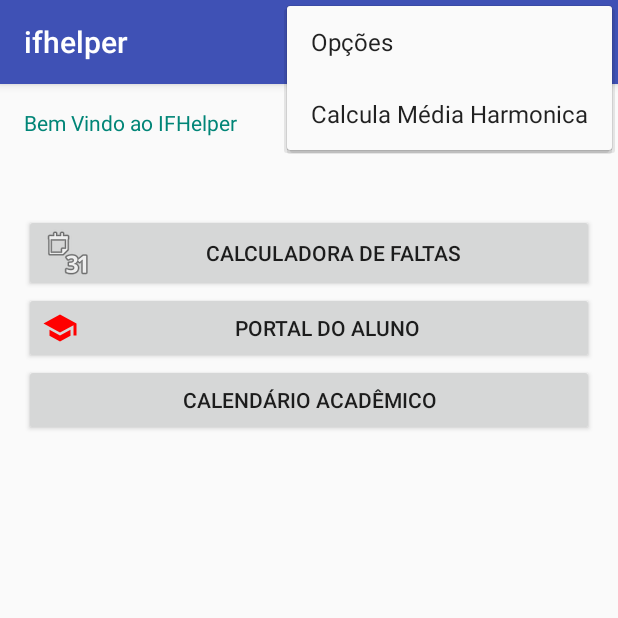
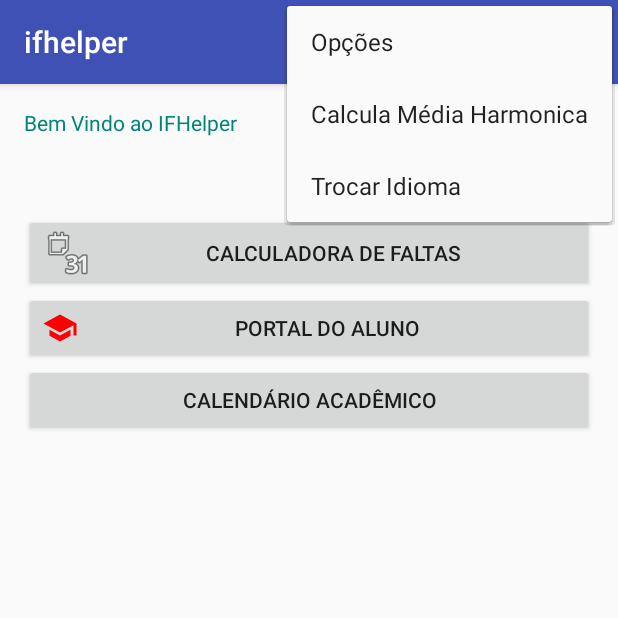
Before and after one commit to rafael-couto-e/ifhelper, an Android app: the screen it shows after launch (MainActivity), with the options menu open, on a phone screen of 412 x 824 dp, the top half of it. Run offline under Robolectric (Android 15) with nearby library versions, the light colour scheme and no system bars.

Commit message:
[FEAT] Adicionado listview

```diff
--- a/app/src/main/AndroidManifest.xml
+++ b/app/src/main/AndroidManifest.xml
@@ -25,9 +25,9 @@
                 <category android:name="android.intent.category.LAUNCHER" />
             </intent-filter>
         </activity>
-        <activity android:name=".CalculaFaltasActivity" />
+        <activity android:name=".geral.CalculaFaltasActivity" />
         <activity
-            android:name=".LoginActivity"
+            android:name=".geral.LoginActivity"
             android:label="@string/title_activity_login"
             android:parentActivityName=".MainActivity"
             android:theme="@style/AppTheme.NoActionBar">
@@ -44,7 +44,7 @@
                 android:value="ifrs.canoas.ifhelper.MainActivity" />
         </activity>
         <activity
-            android:name=".ListarCursoActivity"
+            android:name=".portal.ListarCursoActivity"
             android:label="@string/title_activity_listar_curso"
             android:parentActivityName=".MainActivity"
             android:theme="@style/AppTheme.NoActionBar">
--- /dev/null
+++ b/app/src/main/java/ifrs/canoas/ifhelper/DefaultActivity.java
@@ -0,0 +1,34 @@
+package ifrs.canoas.ifhelper;
+
+import android.support.v7.app.AppCompatActivity;
+import android.support.v7.widget.Toolbar;
+import android.view.Menu;
+import android.view.MenuItem;
+
+public abstract class DefaultActivity extends AppCompatActivity {
+
+    public void setToolbar() {
+        Toolbar toolbar = (Toolbar) findViewById(R.id.toolbar);
+        setSupportActionBar(toolbar);
+    }
+
+    @Override
+    public boolean onCreateOptionsMenu(Menu menu) {
+        // Inflate the menu; this adds items to the action bar if it is present.
+        getMenuInflater().inflate(R.menu.menu_main, menu);
+        return true;
+    }
+
+    @Override
+    public boolean onOptionsItemSelected(MenuItem item) {
+        //TODO Estudar esse método e implementar a troca de idioma aqui conforme botão superior aqui.
+        int id = item.getItemId();
+
+        //noinspection SimplifiableIfStatement
+        if (id == R.id.action_settings) {
+            return true;
+        }
+
+        return super.onOptionsItemSelected(item);
+    }
+}
--- a/app/src/main/java/ifrs/canoas/ifhelper/MainActivity.java
+++ b/app/src/main/java/ifrs/canoas/ifhelper/MainActivity.java
@@ -4,27 +4,25 @@ import android.content.Context;
 import android.content.Intent;
 import android.net.Uri;
 import android.os.Bundle;
-import android.support.v7.app.AppCompatActivity;
-import android.support.v7.widget.Toolbar;
-import android.view.Menu;
-import android.view.MenuItem;
 import android.view.View;
 
+import ifrs.canoas.ifhelper.geral.CalculaFaltasActivity;
+import ifrs.canoas.ifhelper.geral.LoginActivity;
+
 //Selecione a aba de todo e resolva todos eles inclusive esse
-//TODO transformar essa tela no idioma Inglês e Português
-//TODO adicionar um icone para cada Botão.
-//TODO adicionar métodos para todas as funções da atividade principal
-//TODO Adicionar remoto e submeter a atividade.(ver tutorial da aula).
+//TODO transformar essa tela no idioma Inglês e Português (caso não tenha feito) 0,5
+//TODO adicionar um icone para cada Botão. (caso não tenha feito) 0,5
+//TODO adicionar métodos para todas as funções da atividade principal (caso não tenha feito) 0,5
+//TODO Submeter a atividade como um novo branch ou um novo projeto. Informar corretamente o link
 
 //Basic activity com floatButton removido
-public class MainActivity extends AppCompatActivity {
+public class MainActivity extends DefaultActivity {
 
     @Override
     protected void onCreate(Bundle savedInstanceState) {
         super.onCreate(savedInstanceState);
         setContentView(R.layout.activity_main);
-        Toolbar toolbar = (Toolbar) findViewById(R.id.toolbar);
-        setSupportActionBar(toolbar);
+        setToolbar();//Método que inicia a toolbar
     }
 
     /**
@@ -41,34 +39,18 @@ public class MainActivity extends AppCompatActivity {
     }
 
     public void calendarioAcademico(View v){
-        Intent objIntent = new Intent(Intent.ACTION_VIEW, Uri.parse("http://google.com") );
+        Intent objIntent = new Intent(Intent.ACTION_VIEW, Uri.parse("http://www.canoas.ifrs.edu.br/site/midias/arquivos/2017625103324485calendario_academico_2017.pdf"));
         startActivity(objIntent);
     }
 
     //TODO add Botão calculadora de notas.
 
-    @Override
-    public boolean onCreateOptionsMenu(Menu menu) {
-        // Inflate the menu; this adds items to the action bar if it is present.
-        getMenuInflater().inflate(R.menu.menu_main, menu);
-        return true;
-    }
 
-    @Override
-    public boolean onOptionsItemSelected(MenuItem item) {
-        // Handle action bar item clicks here. The action bar will
-        // automatically handle clicks on the Home/Up button, so long
-        // as you specify a parent activity in AndroidManifest.xml.
-        int id = item.getItemId();
-
-        //noinspection SimplifiableIfStatement
-        if (id == R.id.action_settings) {
-            return true;
-        }
-
-        return super.onOptionsItemSelected(item);
-    }
-
+    /**
+     * Chamada para atividade que realiza o login no MOODLE.
+     *
+     * @param v
+     */
     public void loginMoodle(View v){
         startActivity(new Intent(this, LoginActivity.class));
     }
--- a/app/src/main/java/ifrs/canoas/ifhelper/CalculaFaltasActivity.java
+++ b/app/src/main/java/ifrs/canoas/ifhelper/geral/CalculaFaltasActivity.java
@@ -1,12 +1,13 @@
-package ifrs.canoas.ifhelper;
+package ifrs.canoas.ifhelper.geral;
 
+import android.os.Bundle;
 import android.support.v7.app.AppCompatActivity;
-import android.os.Bundle;
 import android.util.Log;
 import android.view.View;
 import android.widget.EditText;
 import android.widget.TextView;
 
+import ifrs.canoas.ifhelper.R;
 import ifrs.canoas.model.FaltaCalculator;
 
 public class CalculaFaltasActivity extends AppCompatActivity {
@@ -15,6 +16,7 @@ public class CalculaFaltasActivity extends AppCompatActivity {
     protected void onCreate(Bundle savedInstanceState) {
         super.onCreate(savedInstanceState);
         setContentView(R.layout.activity_calcula_faltas);
+
     }
 
     public void calcula(View v) {
--- a/app/src/main/java/ifrs/canoas/ifhelper/LoginActivity.java
+++ b/app/src/main/java/ifrs/canoas/ifhelper/geral/LoginActivity.java
@@ -1,4 +1,4 @@
-package ifrs.canoas.ifhelper;
+package ifrs.canoas.ifhelper.geral;
 
 import android.content.Intent;
 import android.os.AsyncTask;
@@ -16,6 +16,8 @@ import java.io.IOException;
 import java.io.UnsupportedEncodingException;
 import java.net.URLEncoder;
 
+import ifrs.canoas.ifhelper.R;
+import ifrs.canoas.ifhelper.portal.ListarCursoActivity;
 import ifrs.canoas.lib.WebServiceUtil;
 import ifrs.canoas.model.portal.LoginRetorno;
 
--- /dev/null
+++ b/app/src/main/res/drawable/ic_language_24dp.xml
@@ -0,0 +1,9 @@
+<vector xmlns:android="http://schemas.android.com/apk/res/android"
+    android:width="24dp"
+    android:height="24dp"
+    android:viewportHeight="24.0"
+    android:viewportWidth="24.0">
+    <path
+        android:fillColor="#ffffff"
+        android:pathData="M11.99,2C6.47,2 2,6.48 2,12s4.47,10 9.99,10C17.52,22 22,17.52 22,12S17.52,2 11.99,2zM18.92,8h-2.95c-0.32,-1.25 -0.78,-2.45 -1.38,-3.56 1.84,0.63 3.37,1.91 4.33,3.56zM12,4.04c0.83,1.2 1.48,2.53 1.91,3.96h-3.82c0.43,-1.43 1.08,-2.76 1.91,-3.96zM4.26,14C4.1,13.36 4,12.69 4,12s0.1,-1.36 0.26,-2h3.38c-0.08,0.66 -0.14,1.32 -0.14,2 0,0.68 0.06,1.34 0.14,2L4.26,14zM5.08,16h2.95c0.32,1.25 0.78,2.45 1.38,3.56 -1.84,-0.63 -3.37,-1.9 -4.33,-3.56zM8.03,8L5.08,8c0.96,-1.66 2.49,-2.93 4.33,-3.56C8.81,5.55 8.35,6.75 8.03,8zM12,19.96c-0.83,-1.2 -1.48,-2.53 -1.91,-3.96h3.82c-0.43,1.43 -1.08,2.76 -1.91,3.96zM14.34,14L9.66,14c-0.09,-0.66 -0.16,-1.32 -0.16,-2 0,-0.68 0.07,-1.35 0.16,-2h4.68c0.09,0.65 0.16,1.32 0.16,2 0,0.68 -0.07,1.34 -0.16,2zM14.59,19.56c0.6,-1.11 1.06,-2.31 1.38,-3.56h2.95c-0.96,1.65 -2.49,2.93 -4.33,3.56zM16.36,14c0.08,-0.66 0.14,-1.32 0.14,-2 0,-0.68 -0.06,-1.34 -0.14,-2h3.38c0.16,0.64 0.26,1.31 0.26,2s-0.1,1.36 -0.26,2h-3.38z" />
+</vector>
--- a/app/src/main/res/layout/activity_listar_curso.xml
+++ b/app/src/main/res/layout/activity_listar_curso.xml
@@ -4,7 +4,7 @@
     xmlns:tools="http://schemas.android.com/tools"
     android:layout_width="match_parent"
     android:layout_height="match_parent"
-    tools:context="ifrs.canoas.ifhelper.ListarCursoActivity">
+    tools:context="ifrs.canoas.ifhelper.portal.ListarCursoActivity">
 
     <android.support.design.widget.AppBarLayout
         android:layout_width="match_parent"
@@ -22,7 +22,7 @@
 
     <include
         layout="@layout/content_listar_curso"
-        android:layout_height="449dp" />
+        android:layout_height="match_parent" />
 
     <android.support.design.widget.FloatingActionButton
         android:id="@+id/fab"
--- a/app/src/main/res/layout/activity_login.xml
+++ b/app/src/main/res/layout/activity_login.xml
@@ -4,7 +4,7 @@
     xmlns:tools="http://schemas.android.com/tools"
     android:layout_width="match_parent"
     android:layout_height="match_parent"
-    tools:context="ifrs.canoas.ifhelper.LoginActivity">
+    tools:context="ifrs.canoas.ifhelper.geral.LoginActivity">
 
     <android.support.design.widget.AppBarLayout
         android:layout_width="match_parent"
--- a/app/src/main/res/layout/content_login.xml
+++ b/app/src/main/res/layout/content_login.xml
@@ -5,7 +5,7 @@
     android:layout_width="match_parent"
     android:layout_height="match_parent"
     app:layout_behavior="@string/appbar_scrolling_view_behavior"
-    tools:context="ifrs.canoas.ifhelper.LoginActivity"
+    tools:context="ifrs.canoas.ifhelper.geral.LoginActivity"
     tools:showIn="@layout/activity_login">
 
     <LinearLayout
@@ -31,7 +31,7 @@
             android:layout_weight="1"
             android:ems="10"
             android:inputType="textPersonName"
-            android:text="Name"
+            android:text="marcio.bigolin"
             tools:layout_editor_absoluteX="55dp"
             tools:layout_editor_absoluteY="98dp" />
 
--- a/app/src/main/res/layout/content_main.xml
+++ b/app/src/main/res/layout/content_main.xml
@@ -13,21 +13,20 @@
     tools:showIn="@layout/activity_main">
 
     <LinearLayout
-        android:orientation="vertical"
         android:layout_width="match_parent"
         android:layout_height="match_parent"
+        android:orientation="vertical"
         tools:ignore="UselessParent">
 
         <TextView
+            android:id="@+id/textView"
             android:layout_width="wrap_content"
             android:layout_height="wrap_content"
             android:text="@string/bem_vindo_ao_ifhelper"
-            android:id="@+id/textView"
             android:textColor="@color/material_deep_teal_500" />
 
         <Button
             android:id="@+id/btCalculaFoto"
-            style="?android:attr/buttonStyleSmall"
             android:layout_width="match_parent"
             android:layout_height="wrap_content"
             android:layout_marginTop="51dp"
@@ -46,10 +45,10 @@
             android:text="Portal do aluno" />
 
         <Button
+            android:id="@+id/button"
             android:layout_width="match_parent"
             android:layout_height="wrap_content"
-            android:text="Calendário Acadêmico"
-            android:id="@+id/button" />
+            android:text="Calendário Acadêmico" />
     </LinearLayout>
 
 </RelativeLayout>
--- a/app/src/main/res/menu/menu_main.xml
+++ b/app/src/main/res/menu/menu_main.xml
@@ -12,5 +12,10 @@
         android:orderInCategory="100"
         android:title="@string/calcula_media_harmonica"
         app:showAsAction="never" />
+    <item
+        android:id="@+id/change_language"
+        android:icon="@drawable/ic_language_24dp"
+        android:orderInCategory="101"
+        android:title="Trocar Idioma" />
 
 </menu>
--- a/app/src/main/res/values/strings.xml
+++ b/app/src/main/res/values/strings.xml
@@ -20,6 +20,7 @@
         completions."
     </string>
     <string name="title_activity_listar_curso">ListarCurso</string>
+    <string name="meus_cursos">Meus cursos</string>
 
     <!-- Strings related to login -->
 </resources>
```
Also changed, not shown: app/src/main/java/ifrs/canoas/ifhelper/portal/ListarCursoActivity.java (renamed from app/src/main/java/ifrs/canoas/ifhelper/ListarCursoActivity.java, +33 -11 lines), app/src/main/java/ifrs/canoas/lib/CursoAdapter.java (+37 -5 lines), app/src/main/java/ifrs/canoas/lib/SharedPreferenceHelper.java (added, +15 -0 lines), app/src/main/java/ifrs/canoas/model/portal/Curso.java (+83 -2 lines), app/src/main/res/layout/activity_calcula_faltas.xml (+23 -23 lines), app/src/main/res/layout/content_listar_curso.xml (+15 -13 lines), app/src/main/res/layout/curso_elemento.xml (+32 -2 lines).
